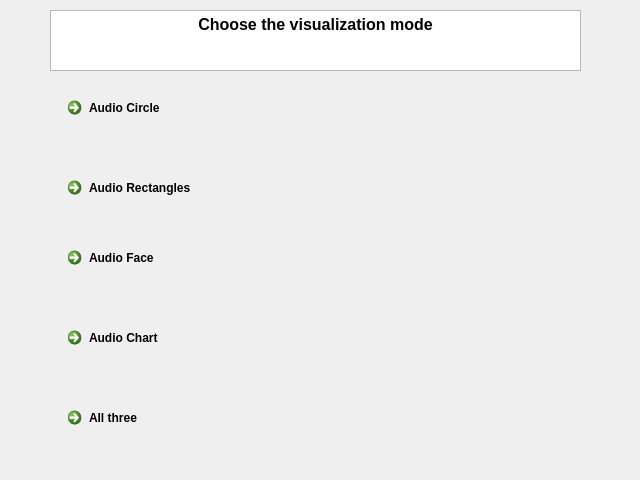
Old version of the form src/ChoiceWidget.ui in the repository josed1608/Project-2---Audio-Visualizer.
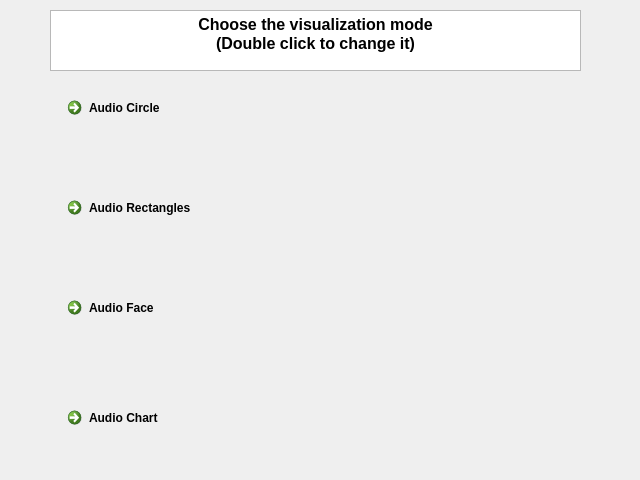
New version of the form.

Commit message: Updated documentation and changed the layout of the ChoiceWidget.ui

Diff of the .ui file:
```diff
--- a/src/ChoiceWidget.ui
+++ b/src/ChoiceWidget.ui
@@ -27,7 +27,8 @@
 &lt;html&gt;&lt;head&gt;&lt;meta name=&quot;qrichtext&quot; content=&quot;1&quot; /&gt;&lt;style type=&quot;text/css&quot;&gt;
 p, li { white-space: pre-wrap; }
 &lt;/style&gt;&lt;/head&gt;&lt;body style=&quot; font-family:'MS Shell Dlg 2'; font-size:7.8pt; font-weight:400; font-style:normal;&quot;&gt;
-&lt;p align=&quot;center&quot; style=&quot; margin-top:0px; margin-bottom:0px; margin-left:0px; margin-right:0px; -qt-block-indent:0; text-indent:0px;&quot;&gt;&lt;span style=&quot; font-size:12pt; font-weight:600;&quot;&gt;Choose the visualization mode&lt;/span&gt;&lt;/p&gt;&lt;/body&gt;&lt;/html&gt;</string>
+&lt;p align=&quot;center&quot; style=&quot; margin-top:0px; margin-bottom:0px; margin-left:0px; margin-right:0px; -qt-block-indent:0; text-indent:0px;&quot;&gt;&lt;span style=&quot; font-size:12pt; font-weight:600;&quot;&gt;Choose the visualization mode&lt;/span&gt;&lt;/p&gt;
+&lt;p align=&quot;center&quot; style=&quot; margin-top:0px; margin-bottom:0px; margin-left:0px; margin-right:0px; -qt-block-indent:0; text-indent:0px;&quot;&gt;&lt;span style=&quot; font-size:12pt; font-weight:600;&quot;&gt;(Double click to change it)&lt;/span&gt;&lt;/p&gt;&lt;/body&gt;&lt;/html&gt;</string>
    </property>
   </widget>
   <widget class="QCommandLinkButton" name="audioCircle">
@@ -43,24 +44,11 @@
     <string>Audio Circle</string>
    </property>
   </widget>
-  <widget class="QCommandLinkButton" name="allThree">
-   <property name="geometry">
-    <rect>
-     <x>60</x>
-     <y>400</y>
-     <width>187</width>
-     <height>41</height>
-    </rect>
-   </property>
-   <property name="text">
-    <string>All three</string>
-   </property>
-  </widget>
   <widget class="QCommandLinkButton" name="audioFace">
    <property name="geometry">
     <rect>
      <x>60</x>
-     <y>240</y>
+     <y>290</y>
      <width>187</width>
      <height>41</height>
     </rect>
@@ -73,7 +61,7 @@
    <property name="geometry">
     <rect>
      <x>60</x>
-     <y>170</y>
+     <y>190</y>
      <width>187</width>
      <height>41</height>
     </rect>
@@ -86,7 +74,7 @@
    <property name="geometry">
     <rect>
      <x>60</x>
-     <y>320</y>
+     <y>400</y>
      <width>187</width>
      <height>41</height>
     </rect>
```
The commit also changes 14 other files.
